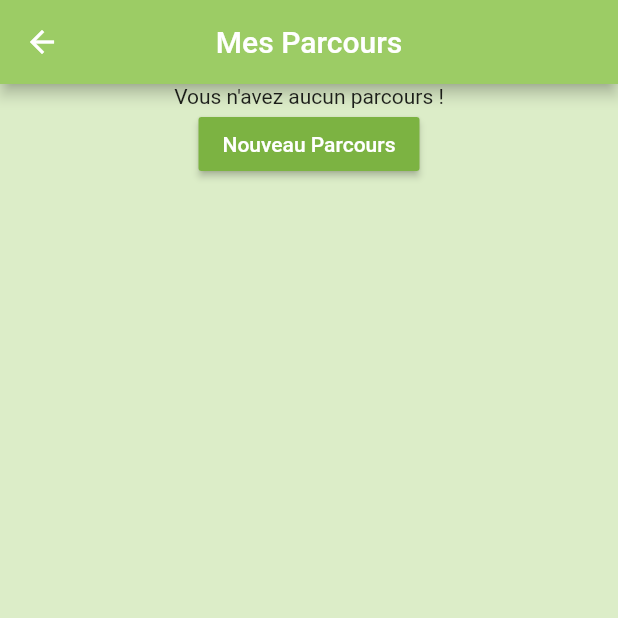
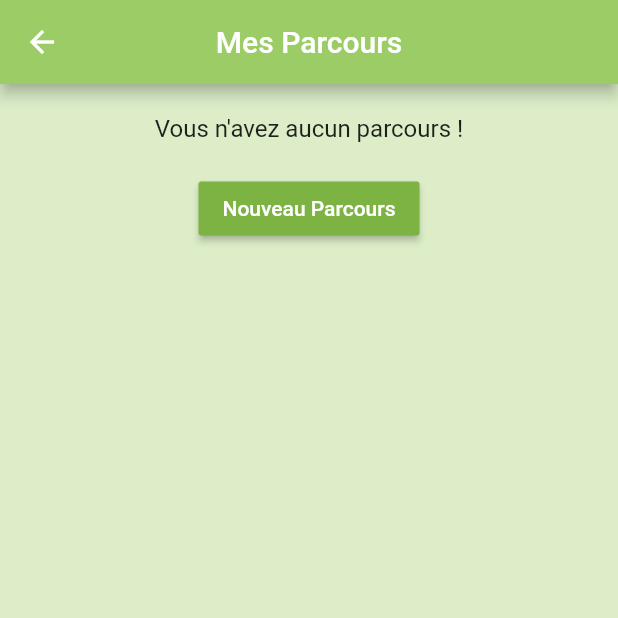
Before and after one commit to Sean-L-Little/fete_science_hackathon, a Flutter app: the screen it shows once a user with an empty profile is signed in, in the side drawer, after a tap on "Mes Parcours", on a phone screen of 412 x 824 dp, the top half of it. Run offline on Flutter 3.47's test engine with Material 2 defaults, Android fonts, the phone set to English and light mode, and no system bars; our stand-ins replace carousel_slider, cloud_firestore, firebase_auth, firebase_core, flutter_map, flutter_rating_bar and 2 more; missing offline and left inert: flutter_map_marker_cluster, social_share_plugin; accounts and stored records are empty; network calls fail.

Commit message:
Mise en forme

```diff
--- a/lib/Screens/Login.dart
+++ b/lib/Screens/Login.dart
@@ -85,7 +85,7 @@ class _LoginState extends State<Login> {
                           color: Colors.white,
                           fontSize: 20.0,
                         ),),
-                      color: Colors.lightGreen[400],
+                      color: Colors.lightGreen[600],
                       onPressed: () async {
 
                         connect();
--- a/lib/Screens/MenuDrawer.dart
+++ b/lib/Screens/MenuDrawer.dart
@@ -22,7 +22,7 @@ class _MenuDrawerState extends State<MenuDrawer> {
       child: ListView(
           children: <Widget>[
             UserAccountsDrawerHeader(
-
+              decoration: BoxDecoration(color: Colors.lightGreen),
               currentAccountPicture: widget.user.photoURL != null ? Image.network(widget.user.photoURL) : Image.network('https://www.labaleine.fr/sites/default/files/image-not-found.jpg'),
               accountName: widget.user.displayName != null ? Text(widget.user.displayName,
                   style: TextStyle(fontSize: 25.0)) : Text('Loading'),
@@ -45,9 +45,9 @@ class _MenuDrawerState extends State<MenuDrawer> {
                 );
               },
             ),
-            RaisedButton(
-              child: Text('Deconnexion'),
-              color: Colors.red[300],
+            ElevatedButton(
+              child: Text('Déconnexion'),
+              style: ElevatedButton.styleFrom(primary: Colors.red),
               onPressed: () async {
                 dynamic res = await _auth.signOut();
                 if (res == null) print("ffs");
--- a/lib/Screens/Parcours/MesParcours.dart
+++ b/lib/Screens/Parcours/MesParcours.dart
@@ -38,7 +38,6 @@ class _MesParcoursState extends State<MesParcours> {
         onPressed:() {
           Navigator.push(context,
           MaterialPageRoute(builder: (context) => NouveauParcours(user: widget.user)));
-
         },
       ),
     );
@@ -93,7 +92,13 @@ class _MesParcoursState extends State<MesParcours> {
 
                 });
           }else{
-            return(Text('Vous n\'avez aucun parcours !'));
+            return(
+            Container(
+              margin: EdgeInsets.all(20),
+              child: Text('Vous n\'avez aucun parcours !',
+                style: TextStyle(fontSize: 16)),
+            )
+            );
           }
         }
     );
--- a/lib/Screens/Register.dart
+++ b/lib/Screens/Register.dart
@@ -99,7 +99,7 @@ class _RegisterState extends State<Register> {
                           fontSize: 20.0,
                         ),
                       ),
-                      color: Colors.lightGreen[400],
+                      color: Colors.lightGreen[600],
                       onPressed: () async {
                         createAcc();
                         if(pwordGood) {
```
Also changed, not shown: lib/Screens/Utilisateurs/ListeUtilisateurs.dart (+12 -21 lines).
